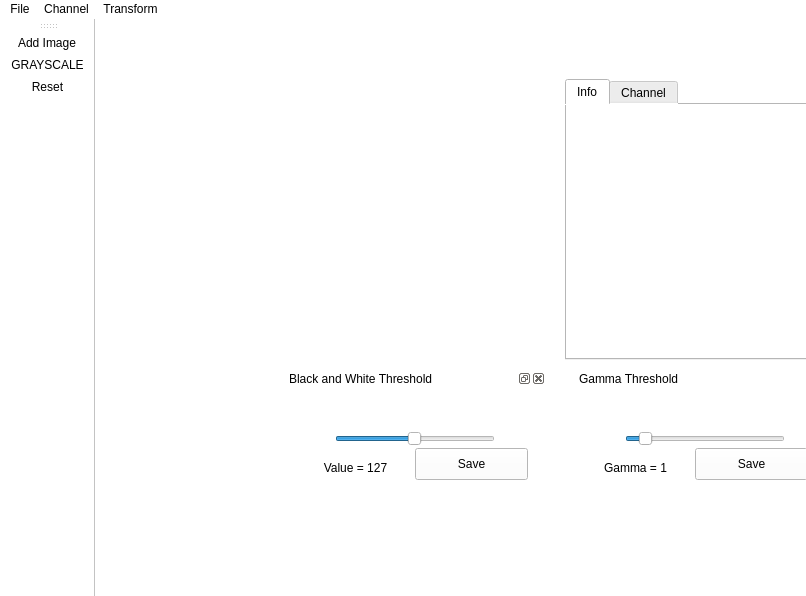
This is viewer.ui in gcmillora/PyQT-Image-Processing as Qt 5 draws it before an edit. The edited form follows.
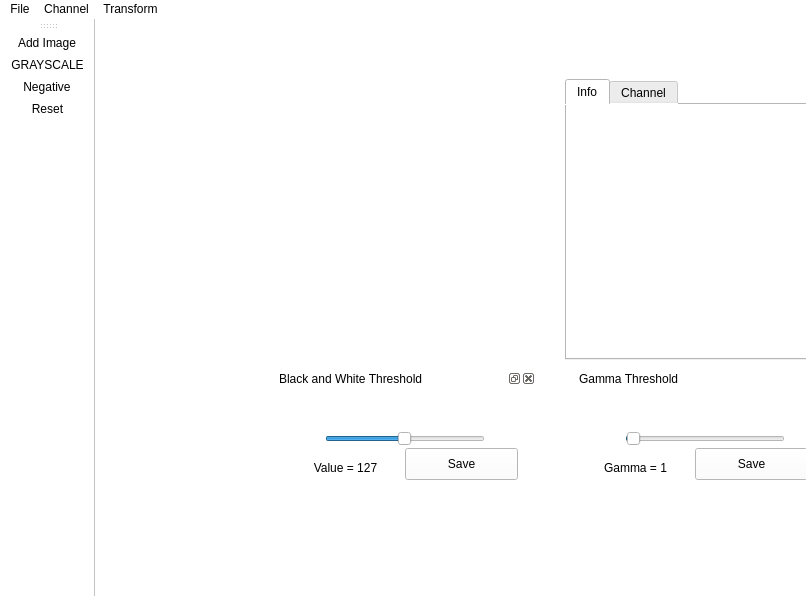
This is the edited form. Icons and pictures are not drawn.

```diff
--- a/viewer.ui
+++ b/viewer.ui
@@ -118,7 +118,7 @@
    <widget class="QDockWidget" name="bnwDock">
     <property name="geometry">
      <rect>
-      <x>190</x>
+      <x>180</x>
       <y>350</y>
       <width>261</width>
       <height>141</height>
@@ -222,10 +222,10 @@
        </rect>
       </property>
       <property name="minimum">
-       <number>1</number>
+       <number>0</number>
       </property>
       <property name="maximum">
-       <number>100</number>
+       <number>1000</number>
       </property>
       <property name="singleStep">
        <number>1</number>
@@ -284,6 +284,7 @@
    </attribute>
    <addaction name="actionAdd_Image"/>
    <addaction name="grayscaleTool"/>
+   <addaction name="tfNegative"/>
    <addaction name="reset"/>
   </widget>
   <widget class="QMenuBar" name="menuBar">
```
Left out of the diff: 10 changed lines with no effect on the pictures.
